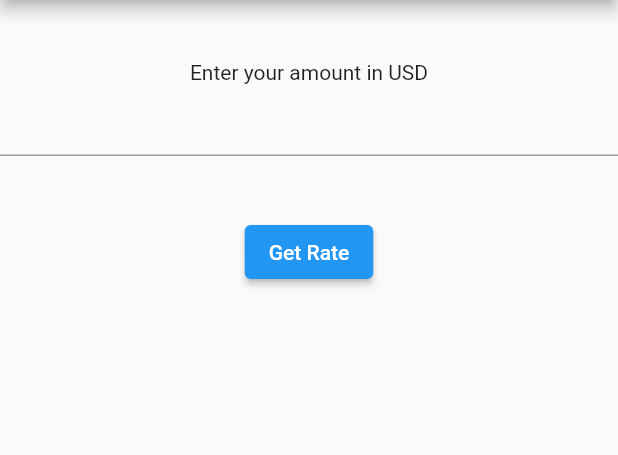
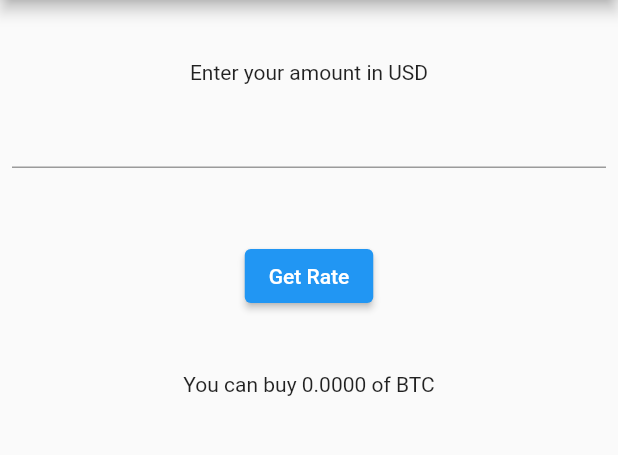
Before and after one commit to firtman/disney_flutter_crypto_converter, a Flutter app: the screen it shows after launch, after a tap on "Get Rate", on a phone screen of 412 x 824 dp, the part 84-539 px from its top. Run offline on Flutter 3.47's test engine with Material 2 defaults, Android fonts, the phone set to English and light mode, and no system bars.

Commit message:
hardcoded BTC calculation

```diff
--- /dev/null
+++ b/lib/cryptopage.dart
@@ -0,0 +1,49 @@
+import 'package:flutter/material.dart';
+
+class CryptoPage extends StatefulWidget {
+  CryptoPage({super.key});
+
+  @override
+  State<CryptoPage> createState() => _CryptoPageState();
+}
+
+class _CryptoPageState extends State<CryptoPage> {
+  var amountUSD = 0.0;
+  var amountCrypto = 0.0;
+
+  calculateRate() {
+    setState(() {
+      amountCrypto = amountUSD / 25800;
+    });
+  }
+
+  @override
+  Widget build(BuildContext context) {
+    return Scaffold(
+      appBar: AppBar(title: const Text("Crypto Converter")),
+      body: Column(
+        children: [
+          const SizedBox(height: 40),
+          const Text('Enter your amount in USD'),
+          Padding(
+            padding: const EdgeInsets.all(8.0),
+            child: TextField(
+              onChanged: (value) {
+                try {
+                  setState(() {
+                    amountUSD = double.parse(value);
+                  });
+                } on Exception catch (e) {}
+              },
+            ),
+          ),
+          const SizedBox(height: 40),
+          ElevatedButton(
+              onPressed: calculateRate, child: const Text("Get Rate")),
+          const SizedBox(height: 40),
+          Text("You can buy ${amountCrypto.toStringAsFixed(4)} of BTC"),
+        ],
+      ),
+    );
+  }
+}
--- a/lib/main.dart
+++ b/lib/main.dart
@@ -1,27 +1,17 @@
+import 'package:crypto_converter/cryptopage.dart';
 import 'package:flutter/material.dart';
 
 void main() {
-  runApp(const MainApp());
+  runApp(MainApp());
 }
 
 class MainApp extends StatelessWidget {
-  const MainApp({super.key});
+  MainApp({super.key});
 
   @override
   Widget build(BuildContext context) {
     return MaterialApp(
-      home: Scaffold(
-        appBar: AppBar(title: const Text("Crypto Converter")),
-        body: Column(
-          children: [
-            const SizedBox(height: 40),
-            const Text('Enter your amount in USD'),
-            const TextField(),
-            const SizedBox(height: 40),
-            ElevatedButton(onPressed: () {}, child: const Text("Get Rate")),
-          ],
-        ),
-      ),
+      home: CryptoPage(),
     );
   }
 }
```
